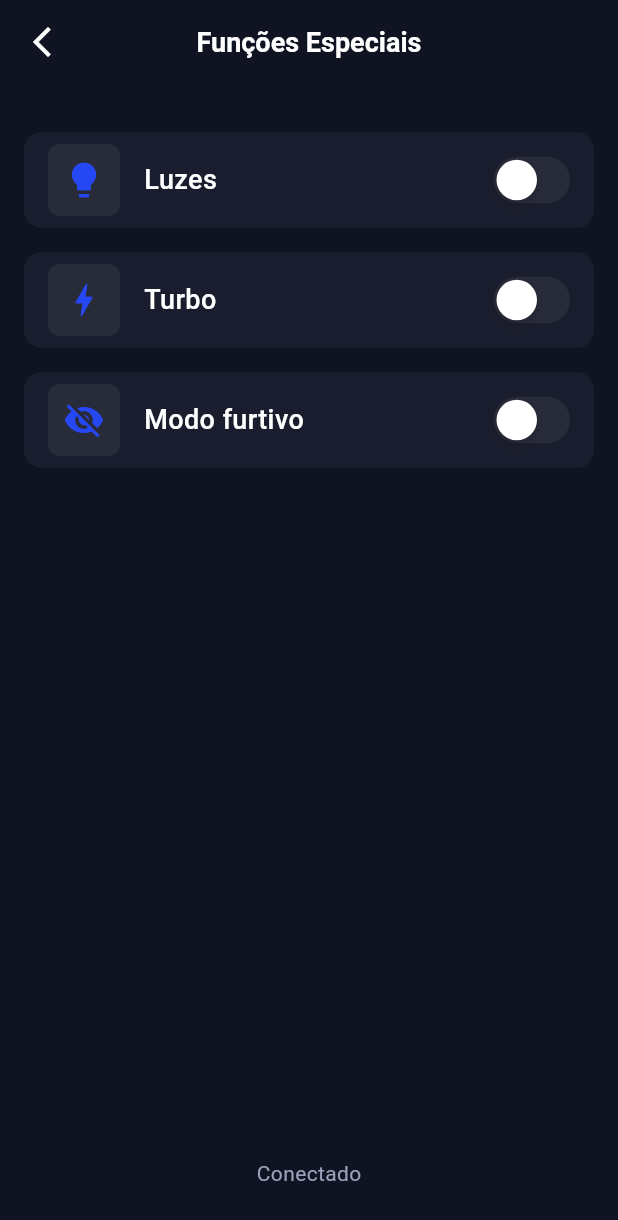
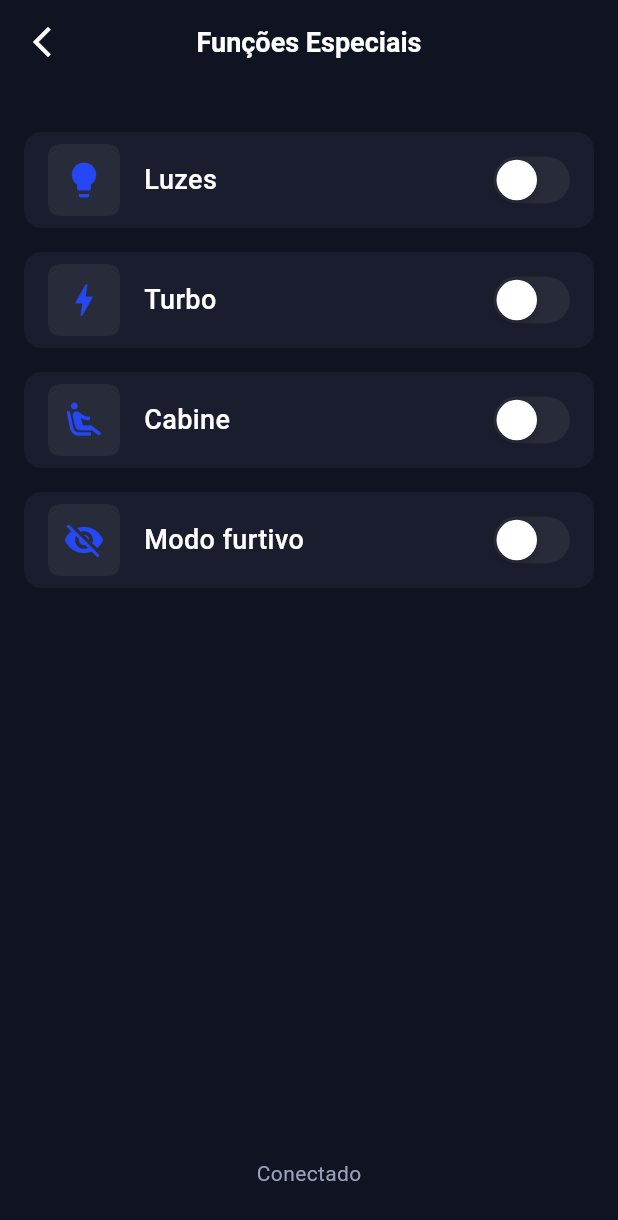
Before and after one commit to viniciusdomg/batmancar, a Flutter app: the screen it shows after launch, after a tap on "Funções Especiais", on a phone screen of 412 x 824 dp. Shown: the top 1220 px of the screen. Run offline on Flutter 3.47's test engine with Material 3 defaults, Android fonts, the phone set to English and light mode, and no system bars; our stand-ins replace firebase_core, firebase_database, geolocator, speech_to_text; accounts and stored records are empty; generated files the repository leaves out were written again.

Commit message:
Update Car Ignition and Cabin Button,

```diff
--- a/lib/data/model/commands.dart
+++ b/lib/data/model/commands.dart
@@ -4,6 +4,8 @@ class Commands {
   final bool luz;
   final bool turbo;
   final bool stealth;
+  final bool ignicao;
+  final bool cabine;
   final bool modoAutomatico;
   final double destinoX;
   final double destinoY;
@@ -15,6 +17,8 @@ class Commands {
     required this.luz,
     required this.turbo,
     required this.stealth,
+    required this.ignicao,
+    required this.cabine,
     required this.modoAutomatico,
     required this.destinoX,
     required this.destinoY,
@@ -28,6 +32,8 @@ class Commands {
       'luz': luz,
       'turbo': turbo,
       'stealth': stealth,
+      'ignicao': ignicao,
+      'cabine': cabine,
       'modo_automatico': modoAutomatico,
       'destino_x': destinoX,
       'destino_y': destinoY,
@@ -47,6 +53,8 @@ class Commands {
       luz: inputs['luz'] ?? false,
       turbo: inputs['turbo'] ?? false,
       stealth: inputs['stealth'] ?? false,
+      ignicao: inputs['ignicao'] ?? false,
+      cabine: inputs['cabine'] ?? false,
       modoAutomatico: inputs['modo_automatico'] ?? false,
 
       destinoX: (inputs['destino_x'] is int)
@@ -70,6 +78,8 @@ class Commands {
     bool? luz,
     bool? turbo,
     bool? stealth,
+    bool? ignicao,
+    bool? cabine,
     bool? modoAutomatico,
     double? destinoX,
     double? destinoY,
@@ -81,6 +91,8 @@ class Commands {
       luz: luz ?? this.luz,
       turbo: turbo ?? this.turbo,
       stealth: stealth ?? this.stealth,
+      ignicao: ignicao ?? this.ignicao,
+      cabine: cabine ?? this.cabine,
       modoAutomatico: modoAutomatico ?? this.modoAutomatico,
       destinoX: destinoX ?? this.destinoX,
       destinoY: destinoY ?? this.destinoY,
--- a/lib/data/service/firebase_service.dart
+++ b/lib/data/service/firebase_service.dart
@@ -88,4 +88,12 @@ class FirebaseService {
       if (distancia != null) 'distancia': distancia,
     });
   }
+
+  Future<void> atualizarIgnicao(bool ligado) async {
+    await _inputsRef.update({'ignicao': ligado});
+  }
+
+  Future<void> atualizarCabine(bool ativado) async {
+    await _inputsRef.update({'cabine': ativado});
+  }
 }
--- a/lib/view/especial_functions/especial_functions_screen.dart
+++ b/lib/view/especial_functions/especial_functions_screen.dart
@@ -18,6 +18,7 @@ class _TelaFuncoesEspeciaisState extends State<TelaFuncoesEspeciais> {
   bool luzesAtivadas = false;
   bool turboAtivado = false;
   bool stealthAtivado = false;
+  bool cabineAtivada = false;
 
   StreamSubscription<DatabaseEvent>? _listener;
 
@@ -46,6 +47,7 @@ class _TelaFuncoesEspeciaisState extends State<TelaFuncoesEspeciais> {
       luzesAtivadas = (data['luz'] ?? false) as bool;
       turboAtivado = (data['turbo'] ?? false) as bool;
       stealthAtivado = (data['stealth'] ?? false) as bool;
+      cabineAtivada = (data['cabine'] ?? false) as bool;
     });
   }
 
@@ -59,6 +61,7 @@ class _TelaFuncoesEspeciaisState extends State<TelaFuncoesEspeciais> {
         luzesAtivadas = (data['luz'] ?? false) as bool;
         turboAtivado = (data['turbo'] ?? false) as bool;
         stealthAtivado = (data['stealth'] ?? false) as bool;
+        cabineAtivada = (data['cabine'] ?? false) as bool;
       });
     });
   }
@@ -108,6 +111,16 @@ class _TelaFuncoesEspeciaisState extends State<TelaFuncoesEspeciais> {
                     onChanged: (value) {
                       setState(() => turboAtivado = value);
                       _onFunctionToggle('Turbo', value);
+                    },
+                  ),
+                  const SizedBox(height: 16),
+                  _buildFunctionItem(
+                    icon: Icons.airline_seat_recline_extra  ,
+                    label: 'Cabine',
+                    value: cabineAtivada,
+                    onChanged: (value) {
+                      setState(() => cabineAtivada = value);
+                      _onFunctionToggle('Cabine', value);
                     },
                   ),
                   const SizedBox(height: 16),
@@ -232,6 +245,9 @@ class _TelaFuncoesEspeciaisState extends State<TelaFuncoesEspeciais> {
         case 'Turbo':
           await _firebaseService.atualizarTurbo(enabled);
           break;
+        case 'Cabine':
+          await _firebaseService.atualizarCabine(enabled);
+          break;
         case 'Stealth':
           await _firebaseService.atualizarStealth(enabled);
           break;
--- a/lib/view/navigation/navigation_screen.dart
+++ b/lib/view/navigation/navigation_screen.dart
@@ -2,29 +2,37 @@ import 'package:batmancar/view/automatic_mode/automatic_mode_screen.dart';
 import 'package:batmancar/view/joystick_control/joystick_control_screen.dart';
 import 'package:batmancar/view/especial_functions/especial_functions_screen.dart';
 import 'package:batmancar/view/voice_command/voice_command_screen.dart';
+import 'package:batmancar/viewmodel/car_view_model.dart';
 import 'package:flutter/material.dart';
+import 'package:provider/provider.dart';
 
 class TelaInicialBatman extends StatelessWidget {
+  const TelaInicialBatman({super.key});
+
   @override
   Widget build(BuildContext context) {
-    // Definições de cor e fonte podem ser personalizadas (usar ThemeData).
+    final vm = context.watch<CarViewModel>();
+
     return Scaffold(
       backgroundColor: const Color(0xFF101322),
       appBar: AppBar(
         backgroundColor: Colors.transparent,
         elevation: 0,
-        leading: Icon(Icons.shield, color: Color(0xFF2547F4), size: 32),
+        leading: const Icon(Icons.shield, color: Color(0xFF2547F4), size: 32),
         centerTitle: true,
-        title: Text(
+        title: const Text(
           'Carro do Batman',
-          style: const TextStyle(
+          style: TextStyle(
             fontWeight: FontWeight.bold,
             color: Colors.white,
           ),
         ),
-        actions: [],
       ),
-      body: Padding(
+      body: Column(
+        children: [
+          // Grid de modos
+          Expanded(
+            child: Padding(
               padding: const EdgeInsets.all(16),
               child: GridView.count(
                 crossAxisCount: 2,
@@ -39,7 +47,7 @@ class TelaInicialBatman extends StatelessWidget {
                       Navigator.push(
                         context,
                         MaterialPageRoute(
-                    builder: (context) => TelaControleManual(),
+                          builder: (context) => const TelaControleManual(),
                         ),
                       );
                     },
@@ -52,7 +60,7 @@ class TelaInicialBatman extends StatelessWidget {
                       Navigator.push(
                         context,
                         MaterialPageRoute(
-                    builder: (context) => TelaFuncoesEspeciais(),
+                          builder: (context) => const TelaFuncoesEspeciais(),
                         ),
                       );
                     },
@@ -78,13 +86,47 @@ class TelaInicialBatman extends StatelessWidget {
                       Navigator.push(
                         context,
                         MaterialPageRoute(
-                    builder: (context) => TelaDirecaoAutomatica(),
+                          builder: (context) => const TelaDirecaoAutomatica(),
                         ),
                       );
                     },
                   ),
                 ],
               ),
+            ),
+          ),
+
+          // Botão redondo de Ligar/Desligar
+          Padding(
+            padding: const EdgeInsets.only(bottom: 150),
+            child: GestureDetector(
+              onTap: () => vm.toggleIgnicao(!vm.ignicao),
+              child: Container(
+                width: 150,
+                height: 150,
+                decoration: BoxDecoration(
+                  shape: BoxShape.circle,
+                  color: vm.ignicao ? Colors.red : const Color(0xFF2547F4),
+                  boxShadow: [
+                    BoxShadow(
+                      color: Colors.black.withOpacity(0.4),
+                      blurRadius: 12,
+                      offset: const Offset(0, 4),
+                    ),
+                  ],
+                ),
+                child: Center(
+                  child: Image.asset(
+                    'assets/icon/batman.png',
+                    width: 180,
+                    height: 180,
+                    color: Colors.white, // opcional, se quiser “tintar” o ícone
+                  ),
+                ),
+              ),
+            ),
+          ),
+        ],
       ),
     );
   }
@@ -117,21 +159,23 @@ class _GridCard extends StatelessWidget {
           child: Column(
             crossAxisAlignment: CrossAxisAlignment.start,
             children: [
-              Icon(icon, color: Color(0xFF2547F4), size: 32),
+              Icon(icon, color: const Color(0xFF2547F4), size: 32),
               const SizedBox(height: 16),
               Text(
                 title,
-                style: TextStyle(
+                style: const TextStyle(
                   fontWeight: FontWeight.bold,
                   color: Colors.white,
-                    fontSize: 16),
+                  fontSize: 16,
+                ),
               ),
               const SizedBox(height: 4),
               Text(
                 subtitle,
                 style: TextStyle(
                   color: Colors.grey[400],
-                    fontSize: 14),
+                  fontSize: 14,
+                ),
               ),
             ],
           ),
--- a/pubspec.yaml
+++ b/pubspec.yaml
@@ -72,6 +72,7 @@ flutter:
   uses-material-design: true
   assets:
     - assets/icon/app_icon.png
+    - assets/icon/batman.png
   # To add assets to your application, add an assets section, like this:
   # assets:
   #   - images/a_dot_burr.jpeg
```
Also changed, not shown: lib/viewmodel/car_view_model.dart (+16 -2 lines), assets/icon/batman.png (added), pubspec.lock. Lines whose indentation alone changed are shown as unchanged.
